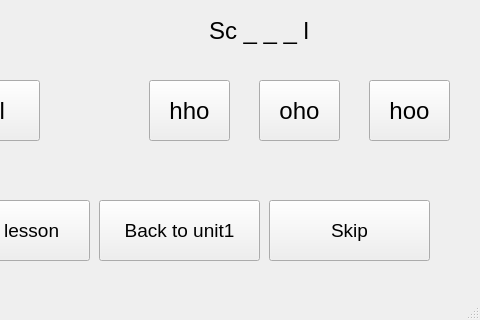
This is SPCK/Gui/school3.ui in trongphuc1/TL-C4K-PTI01- as Qt 5 draws it before an edit; both pictures show x 301 to 781 and y 670 to 990 of the 781 by 990 pixel window. The edited form follows.
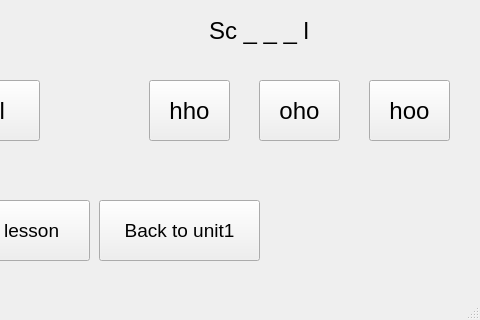
This is the edited form. Icons and pictures are not drawn.

Patch:
```diff
--- a/SPCK/Gui/school3.ui
+++ b/SPCK/Gui/school3.ui
@@ -323,24 +323,6 @@
      <string>Back to unit1</string>
     </property>
    </widget>
-   <widget class="QPushButton" name="pushButton_12">
-    <property name="geometry">
-     <rect>
-      <x>570</x>
-      <y>870</y>
-      <width>161</width>
-      <height>61</height>
-     </rect>
-    </property>
-    <property name="font">
-     <font>
-      <pointsize>14</pointsize>
-     </font>
-    </property>
-    <property name="text">
-     <string>Skip</string>
-    </property>
-   </widget>
    <widget class="QPushButton" name="pushButton_13">
     <property name="geometry">
      <rect>
```
